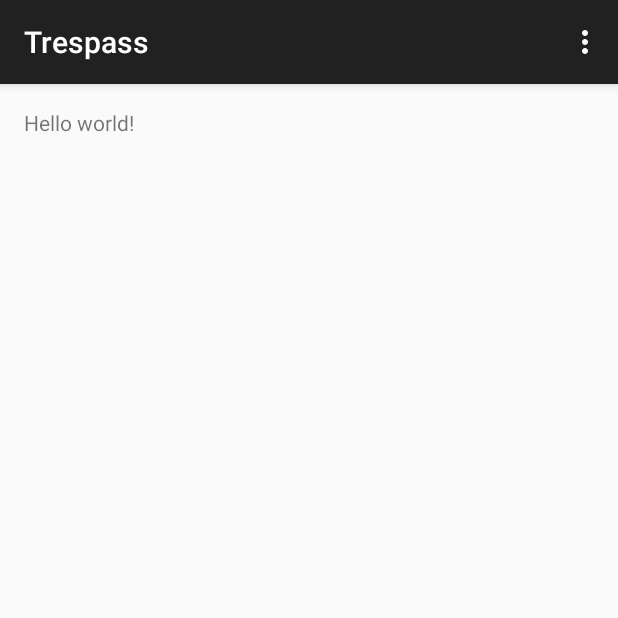
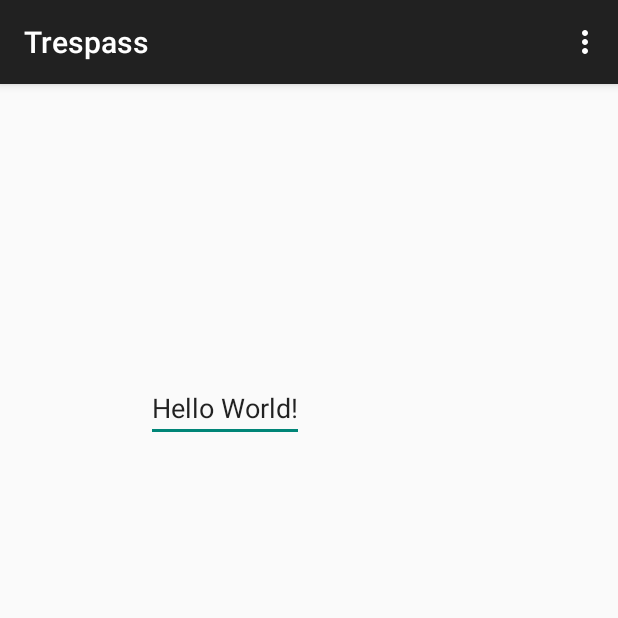
Before and after one commit to jleopold28/Trespass, an Android app: the screen it shows after launch (MainActivity), on a phone screen of 412 x 824 dp, the top half of it. Run offline under Robolectric (Android 15) with nearby library versions, the phone set to English and light mode, and no system bars.

Commit message:
test commit

```diff
--- a/app/src/main/res/layout/activity_main.xml
+++ b/app/src/main/res/layout/activity_main.xml
@@ -5,7 +5,15 @@
     android:paddingTop="@dimen/activity_vertical_margin"
     android:paddingBottom="@dimen/activity_vertical_margin" tools:context=".MainActivity">
 
-    <TextView android:text="@string/hello_world" android:layout_width="wrap_content"
-        android:layout_height="wrap_content" />
-
+    <EditText
+        android:layout_width="wrap_content"
+        android:layout_height="wrap_content"
+        android:id="@+id/editText"
+        android:text="Hello World!"
+        android:layout_marginLeft="81dp"
+        android:layout_marginStart="81dp"
+        android:layout_marginTop="177dp"
+        android:layout_alignParentTop="true"
+        android:layout_alignParentLeft="true"
+        android:layout_alignParentStart="true" />
 </RelativeLayout>
```
